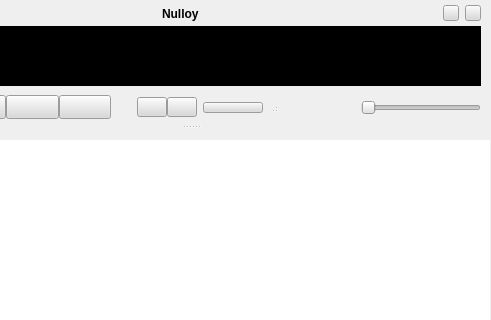
First picture: the form in src/skins/silver/form.ui, repository nulloy/nulloy, before the edit; both pictures show x 109 to 600 and y 0 to 320 of the 600 by 505 pixel window.
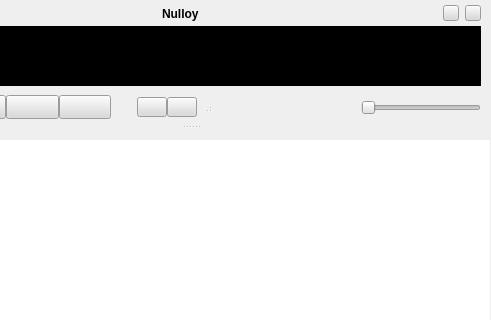
Second picture: the form after the edit. Icons and pictures are not drawn. Custom widgets are drawn as their Qt base class.

Diff of the .ui file:
```diff
--- a/src/skins/silver/form.ui
+++ b/src/skins/silver/form.ui
@@ -1217,39 +1217,6 @@
                      </layout>
                     </widget>
                    </item>
-                   <item>
-                    <widget class="QToolButton" name="playlistToggleButton">
-                     <property name="sizePolicy">
-                      <sizepolicy hsizetype="Fixed" vsizetype="Fixed">
-                       <horstretch>0</horstretch>
-                       <verstretch>0</verstretch>
-                      </sizepolicy>
-                     </property>
-                     <property name="minimumSize">
-                      <size>
-                       <width>60</width>
-                       <height>11</height>
-                      </size>
-                     </property>
-                     <property name="maximumSize">
-                      <size>
-                       <width>60</width>
-                       <height>11</height>
-                      </size>
-                     </property>
-                     <property name="font">
-                      <font>
-                       <pointsize>8</pointsize>
-                      </font>
-                     </property>
-                     <property name="focusPolicy">
-                      <enum>Qt::NoFocus</enum>
-                     </property>
-                     <property name="text">
-                      <string/>
-                     </property>
-                    </widget>
-                   </item>
                    <item>
                     <widget class="QSizeGrip" name="sizeGrip" native="true">
                      <property name="sizePolicy">
```
Left out of the diff: 4 changed lines with no effect on the pictures.
